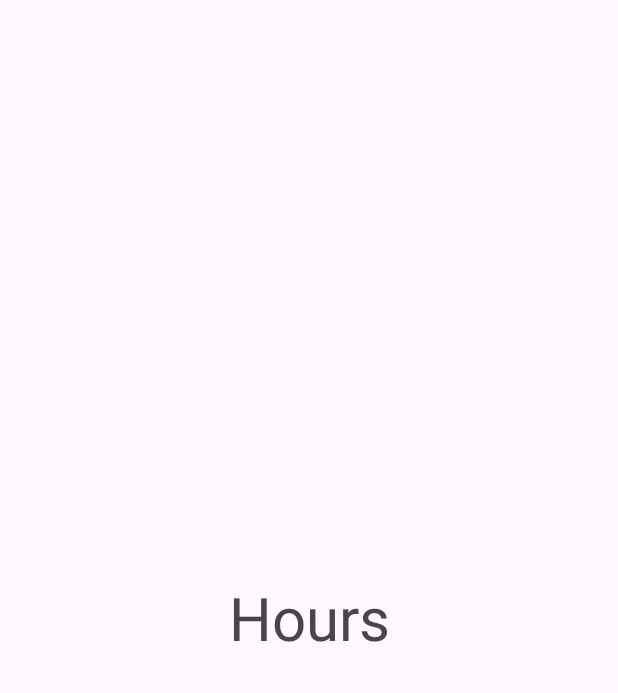
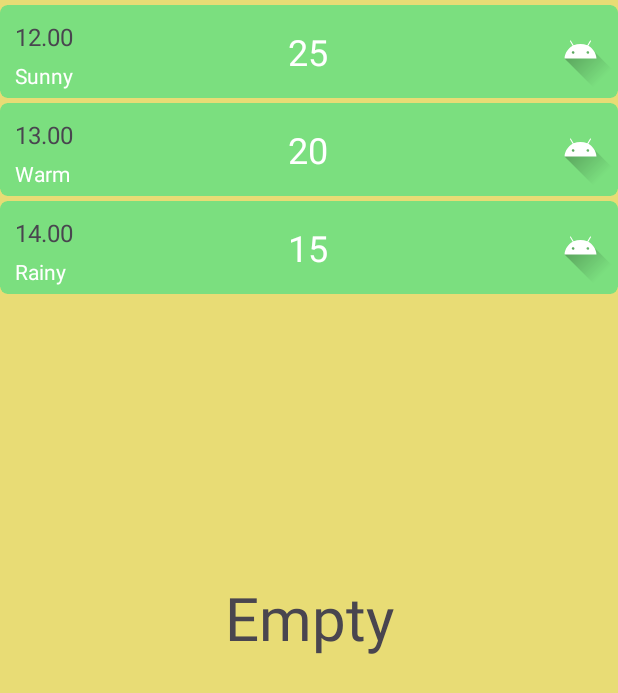
Before and after one commit to NikRader/WeatherApp, an Android app: the fragment HoursFragment shown on its own in the app's theme, on a phone screen of 412 x 824 dp. Shown: the top 693 px of the screen. Run offline under Robolectric (Android 15) with nearby library versions, the phone set to English and light mode, and no system bars; our stand-ins replace Volley; network calls fail; Roboto replaces fonts that are not available here.

Commit message:
13/20, but doesn't workgit add -A!

```diff
--- /dev/null
+++ b/app/src/main/java/com/example/weatherapp/WeatherAdapter.kt
@@ -0,0 +1,50 @@
+package com.example.weatherapp
+
+import android.view.LayoutInflater
+import androidx.recyclerview.widget.ListAdapter
+import android.view.View
+import android.view.ViewGroup
+import androidx.recyclerview.widget.DiffUtil
+import androidx.recyclerview.widget.RecyclerView
+import com.android.volley.toolbox.Volley
+
+import com.example.weatherapp.databinding.ListItemBinding
+
+
+
+const val API_KEY ="b493d3eeff724b3f9a954927242303"
+class WeatherAdapter : ListAdapter<WeatherModel, WeatherAdapter.Holder>(Comparator()) {
+        // Сохранение шаблона, который мы создали
+    class Holder(view: View) : RecyclerView.ViewHolder(view){
+        val binding = ListItemBinding.bind(view)
+
+        fun bind(item: WeatherModel) = with(binding){
+            tvDate.text = item.time
+            tvCondition.text = item.condition
+            tvTemp.text = item.currentTemp
+        }
+
+
+    }
+    // Класс Comparator проверяет, есть ли изменения в новом списке
+    // Нужно ли перерисовать
+    class Comparator : DiffUtil.ItemCallback<WeatherModel>(){
+        override fun areItemsTheSame(oldItem: WeatherModel, newItem: WeatherModel): Boolean {
+            return oldItem == newItem
+        }
+
+        override fun areContentsTheSame(oldItem: WeatherModel, newItem: WeatherModel): Boolean {
+            return oldItem == newItem
+        }
+
+    }
+        // Cоздание view-элемента
+    override fun onCreateViewHolder(parent: ViewGroup, viewType: Int): Holder {
+        val view = LayoutInflater.from(parent.context).inflate(R.layout.list_item, parent,false)
+            return Holder(view)
+    }
+        // Заполнение элемента
+    override fun onBindViewHolder(holder: Holder, position: Int) {
+        holder.bind(getItem(position))
+    }
+}
--- a/app/src/main/java/com/example/weatherapp/fragments/HoursFragment.kt
+++ b/app/src/main/java/com/example/weatherapp/fragments/HoursFragment.kt
@@ -5,19 +5,48 @@ import androidx.fragment.app.Fragment
 import android.view.LayoutInflater
 import android.view.View
 import android.view.ViewGroup
+import androidx.recyclerview.widget.LinearLayoutManager
 import com.example.weatherapp.R
+import com.example.weatherapp.WeatherAdapter
+import com.example.weatherapp.WeatherModel
+import com.example.weatherapp.databinding.FragmentHoursBinding
 
 
 class HoursFragment : Fragment() {
-
+    private lateinit var binding: FragmentHoursBinding
+    // Переменная для адаптера
+    private lateinit var adapter: WeatherAdapter
     override fun onCreateView(
         inflater: LayoutInflater, container: ViewGroup?,
         savedInstanceState: Bundle?
     ): View? {
-        // Inflate the layout for this fragment
-        return inflater.inflate(R.layout.fragment_hours, container, false)
+        binding = FragmentHoursBinding.inflate(inflater,container,false)
+        return binding.root
     }
 
+    override fun onViewCreated(view: View, savedInstanceState: Bundle?) {
+        super.onViewCreated(view, savedInstanceState)
+        initRcView()
+    }
+
+    private fun initRcView() = with(binding){
+        // Разметка для RcView может быть разной, как вертикальной,
+        // Так и горизонатальной.  LinearLayoutManager по умолчанию создает вертик.
+        hoursRecycler.layoutManager = LinearLayoutManager(activity)
+        adapter = WeatherAdapter()
+        hoursRecycler.adapter = adapter
+        val list = listOf(
+            WeatherModel("", "12.00", "Sunny",
+                "25","","", "", "" ),
+
+                    WeatherModel("", "13.00", "Warm",
+            "20","","", "", "" ),
+            WeatherModel("", "14.00", "Rainy",
+                "15","","", "", "" )
+        )
+        // загружаем список
+        adapter.submitList(list)
+    }
     companion object {
         @JvmStatic
         fun newInstance() = HoursFragment()
--- a/app/src/main/res/layout/fragment_days.xml
+++ b/app/src/main/res/layout/fragment_days.xml
@@ -3,6 +3,7 @@
     xmlns:tools="http://schemas.android.com/tools"
     android:layout_width="match_parent"
     android:layout_height="match_parent"
+    android:background="#E49595"
     tools:context="com.example.weatherapp.fragments.DaysFragment">
 
     <!-- TODO: Update blank fragment layout -->
--- a/app/src/main/res/layout/fragment_hours.xml
+++ b/app/src/main/res/layout/fragment_hours.xml
@@ -1,8 +1,10 @@
 <?xml version="1.0" encoding="utf-8"?>
-<FrameLayout xmlns:android="http://schemas.android.com/apk/res/android"
+<androidx.constraintlayout.widget.ConstraintLayout xmlns:android="http://schemas.android.com/apk/res/android"
+    xmlns:app="http://schemas.android.com/apk/res-auto"
     xmlns:tools="http://schemas.android.com/tools"
     android:layout_width="match_parent"
     android:layout_height="match_parent"
+    android:background="#E8DC75"
     tools:context="com.example.weatherapp.fragments.HoursFragment">
 
     <!-- TODO: Update blank fragment layout -->
@@ -11,7 +13,16 @@
         android:layout_width="match_parent"
         android:layout_height="match_parent"
         android:gravity="center"
-        android:text="Hours"
+        android:text="Empty"
         android:textSize="40sp" />
 
-</FrameLayout>
+    <androidx.recyclerview.widget.RecyclerView
+        android:id="@+id/hours_recycler"
+        android:layout_width="0dp"
+        android:layout_height="0dp"
+        app:layout_constraintBottom_toBottomOf="@+id/hours"
+        app:layout_constraintEnd_toEndOf="@+id/hours"
+        app:layout_constraintStart_toStartOf="@+id/hours"
+        app:layout_constraintTop_toTopOf="@+id/hours" />
+
+</androidx.constraintlayout.widget.ConstraintLayout>
--- a/app/src/main/res/values/colors.xml
+++ b/app/src/main/res/values/colors.xml
@@ -4,7 +4,6 @@
     <color name="black">#FF000000</color>
     <color name="white">#FFFFFFFF</color>
     <color name="orange">#FF9800</color>
-
     <color name="red">#CC3737</color>
     <color name="brown">#8C2403</color>
     <color name="blue">#3D97DF</color>
```
Also changed, not shown: app/src/main/java/com/example/weatherapp/MainActivity.kt (+80 -3 lines).
